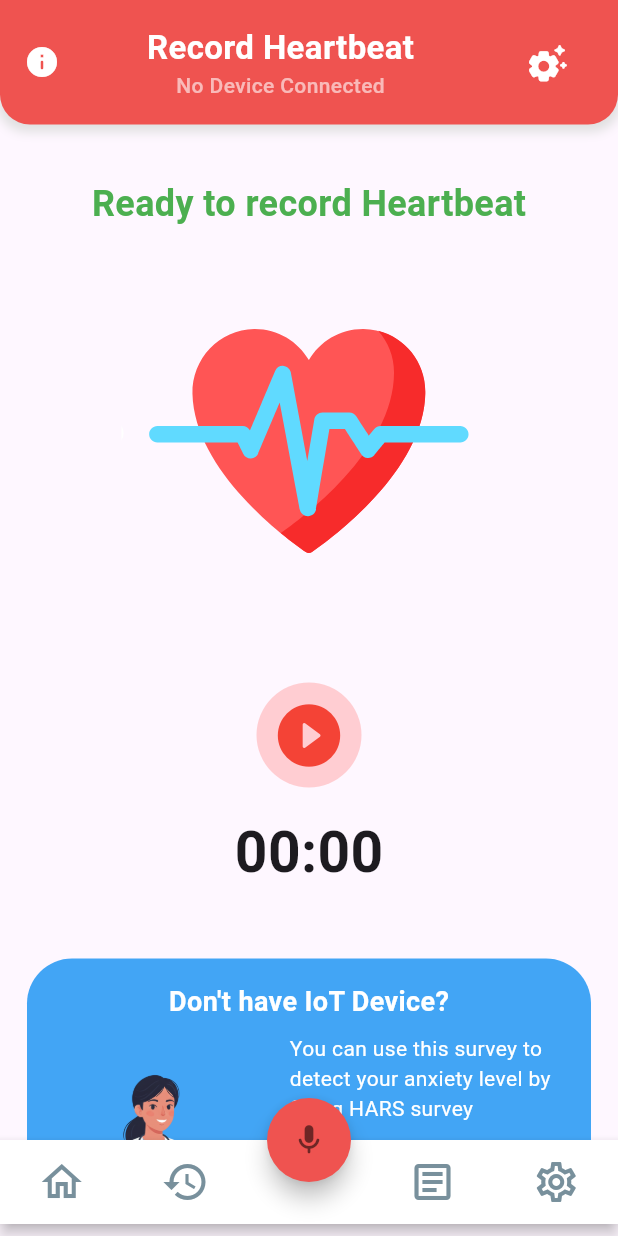
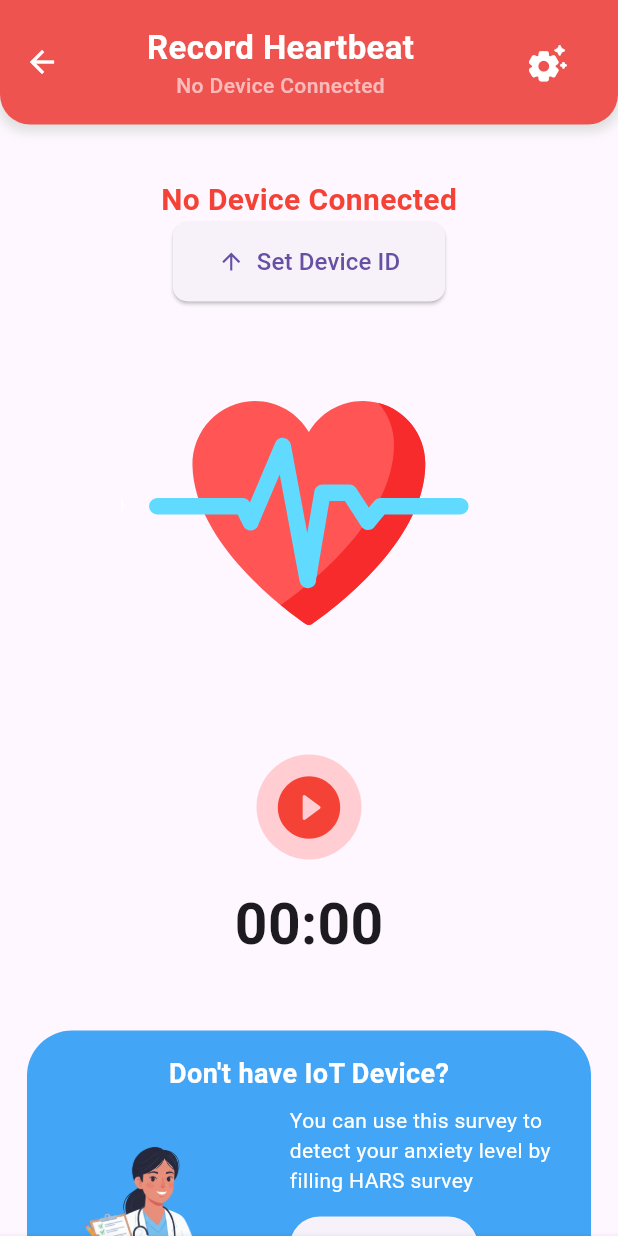
Before and after one commit to erichutabarat/cemas-project, a Flutter app: the DashboardLayout screen opened by its route, item 3 of the bottom bar chosen, after a tap on the "mic" icon, on a phone screen of 412 x 824 dp. Run offline on Flutter 3.47's test engine with Material 3 defaults, Android fonts, the phone set to English and light mode, and no system bars; our stand-ins replace equatable, flutter_bloc, font_awesome_flutter, lottie.

Commit message:
Mobile Feature(record): hide bottom navbar and fab on record screen

```diff
--- a/deteksi_cemas/lib/features/dashboard/dashboard_layout.dart
+++ b/deteksi_cemas/lib/features/dashboard/dashboard_layout.dart
@@ -24,10 +24,11 @@ class _DashboardLayoutState extends State<DashboardLayout>
   bool _isVisible = true; // State for bottom bar visibility
   double _previousScrollOffset = 0.0;
 
-  final List<Widget Function(ScrollController? controller)> _pageBuilders = [
+  List<Widget Function(ScrollController? controller)> get _pageBuilders => [
     (controller) => HomeScreen(controller: controller),
     (controller) => HistoryScreen(controller: controller),
-    (controller) => RecordScreen(controller: controller),
+    (controller) =>
+        RecordScreen(controller: controller, backtohome: backToHomescreen),
     (controller) => ArticleScreen(controller: controller),
     (controller) => SettingScreen(controller: controller),
   ];
@@ -46,6 +47,12 @@ class _DashboardLayoutState extends State<DashboardLayout>
       begin: Offset.zero,
       end: const Offset(0, 2),
     ).animate(_fabAnimationController);
+
+    // Initial state setup: Home (Index 0) is visible
+    _fabAnimationController.forward();
+    _isVisible = true;
+
+    // Listen for scroll changes only on scrollable pages (like Home)
     _scrollController.addListener(_scrollListener);
   }
 
@@ -58,31 +65,28 @@ class _DashboardLayoutState extends State<DashboardLayout>
   }
 
   void _scrollListener() {
+    // CRITICAL FIX: Do not run scroll logic on the Record Screen
+    if (_currentPage == 2) return;
+
     double currentScrollOffset = _scrollController.offset;
+    const double scrollBuffer = 50.0;
 
     // --- Scrolling Down (HIDE) ---
-    // Ensure we've scrolled past a small buffer (50.0) to prevent accidental hides
     if (currentScrollOffset > _previousScrollOffset &&
-        currentScrollOffset > 50.0) {
+        currentScrollOffset > scrollBuffer) {
       if (_isVisible) {
-        // 1. Start the hide animation (slide out)
-        _fabAnimationController.forward();
-
-        // 2. Update state to reflect hidden status
+        _fabAnimationController.forward(); // Hide FAB (slide out)
         setState(() {
-          _isVisible = false;
+          _isVisible = false; // Hide Nav Bar
         });
       }
     }
     // --- Scrolling Up (SHOW) ---
     else if (currentScrollOffset < _previousScrollOffset) {
       if (!_isVisible) {
-        // 1. Start the show animation (slide in)
-        _fabAnimationController.reverse();
-
-        // 2. Update state to reflect visible status
+        _fabAnimationController.reverse(); // Show FAB (slide in)
         setState(() {
-          _isVisible = true;
+          _isVisible = true; // Show Nav Bar
         });
       }
     }
@@ -100,22 +104,71 @@ class _DashboardLayoutState extends State<DashboardLayout>
     });
 
     // 2. Add your desired delay (e.g., 500 milliseconds)
-    await Future.delayed(const Duration(milliseconds: 500));
+    await Future.delayed(const Duration(milliseconds: 300));
 
     // 3. Update page index and end loading state
     setState(() {
       _currentPage = index;
       _isLoading = false;
     });
+
+    // 4. CRITICAL FIX: Control visibility immediately after page switch
+    if (index == 2) {
+      // Record Screen selected (Index 2): Hide nav bar and animate FAB out
+      setState(() {
+        _isVisible = false;
+      });
+      _fabAnimationController.animateTo(1.0); // Animate to end (hidden)
+    } else {
+      // Any other screen selected: Show nav bar and animate FAB in
+      setState(() {
+        _isVisible = true;
+      });
+      _fabAnimationController.animateBack(0.0); // Animate to start (visible)
+    }
   }
 
   @override
   Widget build(BuildContext context) {
-    return Scaffold(
+    return PopScope(
+      // 1. canPop: This is TRUE for ALL screens EXCEPT the Record Screen (Index 2).
+      //    - Index 0, 1, 3, 4: canPop is TRUE, so the back button proceeds to exit the app.
+      //    - Index 2: canPop is FALSE, so the default exit is blocked, and we execute custom logic.
+      canPop: _currentPage != 2,
+
+      // 2. onPopInvokedWithResult: The callback to run when a pop event is triggered.
+      onPopInvokedWithResult: (didPop, result) {
+        // If didPop is true, it means canPop was true (we allowed the default pop),
+        // so we don't need to do anything else.
+        if (didPop) return;
+
+        // EXECUTES ONLY WHEN on Index 2 (RecordScreen)
+        // Since canPop was FALSE, we are guaranteed to be on the RecordScreen.
+
+        // Custom logic: Switch back to the default tab (Index 0)
+        setState(() {
+          _currentPage = 0;
+          _isVisible = true;
+        });
+
+        // IMPORTANT FIX: Animate FAB back in
+        _fabAnimationController.animateBack(0.0);
+
+        // Show a temporary message
+        ScaffoldMessenger.of(context).showSnackBar(
+          const SnackBar(
+            content: Text('Returned to Home from Record Screen!'),
+            duration: Duration(milliseconds: 1500),
+          ),
+        );
+      },
+      child: Scaffold(
         resizeToAvoidBottomInset: false,
         body: Container(
           child: _isLoading
-            ? const Center(child: CircularProgressIndicator(color: Colors.red))
+              ? const Center(
+                  child: CircularProgressIndicator(color: Colors.red),
+                )
               : Padding(
                   padding: const EdgeInsets.all(0),
                   child: SafeArea(
@@ -192,6 +245,13 @@ class _DashboardLayoutState extends State<DashboardLayout>
             child: const Icon(Icons.mic_rounded, color: Colors.black54),
           ),
         ),
+      ),
     );
   }
+
+  void backToHomescreen() {
+    setState(() {
+      _currentPage = 0;
+    });
   }
+}
--- a/deteksi_cemas/lib/features/dashboard/presentation/screens/record_screen.dart
+++ b/deteksi_cemas/lib/features/dashboard/presentation/screens/record_screen.dart
@@ -8,14 +8,15 @@ import 'package:flutter/material.dart';
 
 class RecordScreen extends StatefulWidget {
   final ScrollController? controller;
-  const RecordScreen({super.key, this.controller});
+  final void Function() backtohome;
+  const RecordScreen({super.key, this.controller, required this.backtohome});
 
   @override
   State<RecordScreen> createState() => _RecordScreenState();
 }
 
 class _RecordScreenState extends State<RecordScreen> {
-  final bool _deviceConnected = true;
+  final bool _deviceConnected = false;
   late RecordStatus _recordStatus = RecordStatus.idle;
 
   // State variables
@@ -63,7 +64,10 @@ class _RecordScreenState extends State<RecordScreen> {
                 child: Row(
                   mainAxisAlignment: MainAxisAlignment.spaceBetween,
                   children: [
-                    Icon(Icons.info_rounded, color: Colors.white),
+                    GestureDetector(
+                      onTap: widget.backtohome,
+                      child: Icon(Icons.arrow_back, color: Colors.white),
+                    ),
                     SizedBox(width: 8),
                     Column(
                       children: [
@@ -76,7 +80,9 @@ class _RecordScreenState extends State<RecordScreen> {
                           ),
                         ),
                         Text(
-                          "No Device Connected",
+                          !_deviceConnected
+                              ? "No Device Connected"
+                              : "Device Connected",
                           style: TextStyle(
                             color: Colors.white60,
                             fontSize: 14,
@@ -111,16 +117,51 @@ class _RecordScreenState extends State<RecordScreen> {
               SizedBox(height: 36),
 
               // IoT Device Status
-              Text(
-                _deviceConnected
-                    ? "Ready to record Heartbeat"
-                    : "No Device Connected",
-                style: TextStyle(
-                  fontSize: 24,
-                  fontWeight: FontWeight.w600,
-                  color: _deviceConnected ? Colors.green : Colors.red,
+              if (!_deviceConnected)
+                Column(
+                  children: [
+                    Text(
+                      "No Device Connected",
+                      style: TextStyle(
+                        fontSize: 20,
+                        fontWeight: FontWeight.w600,
+                        color: Colors.red,
+                      ),
+                    ),
+                    ElevatedButton.icon(
+                      // The onPressed callback is clean: it just calls the helper function
+                      onPressed: () => _showBottomSheet(context),
+                      icon: const Icon(Icons.arrow_upward),
+                      label: const Text(
+                        'Set Device ID',
+                        style: TextStyle(fontSize: 16),
+                      ),
+                      style: ElevatedButton.styleFrom(
+                        padding: const EdgeInsets.symmetric(
+                          horizontal: 30,
+                          vertical: 15,
+                        ),
+                        shape: RoundedRectangleBorder(
+                          borderRadius: BorderRadius.circular(10),
+                        ),
+                      ),
+                    ),
+                  ],
                 ),
-              ),
+              if (_deviceConnected)
+                Column(
+                  children: [
+                    Text(
+                      "Device Connected, Ready to record!",
+                      style: TextStyle(
+                        fontSize: 20,
+                        fontWeight: FontWeight.w600,
+                        color: Colors.green,
+                      ),
+                    ),
+                  ],
+                ),
+
               SizedBox(height: 16),
 
               // Heartbeat animation
@@ -344,6 +385,53 @@ class _RecordScreenState extends State<RecordScreen> {
 
     return '$minutesStr:$secondsStr';
   }
+
+  // Example code snippet
+  void _showBottomSheet(BuildContext context) {
+    // Calling the Flutter function to show a modal overlay from the bottom
+    showModalBottomSheet<void>(
+      context: context,
+      // Optional: Add a nice rounded shape to the top corners
+      shape: const RoundedRectangleBorder(
+        borderRadius: BorderRadius.vertical(top: Radius.circular(20)),
+      ),
+      // The builder function returns the widget that will be inside the sheet
+      builder: (BuildContext sheetContext) {
+        // We use Padding and a Column to organize the content
+        return Padding(
+          padding: const EdgeInsets.all(20.0),
+          child: Column(
+            // Use MainAxisSize.min to ensure the sheet only takes the necessary height
+            mainAxisSize: MainAxisSize.min,
+            crossAxisAlignment: CrossAxisAlignment.stretch,
+            children: <Widget>[
+              const Text(
+                'Setup IoT Device ID!',
+                style: TextStyle(fontSize: 18, fontWeight: FontWeight.bold),
+                textAlign: TextAlign.center,
+              ),
+              const SizedBox(height: 16),
+              const Text(
+                'This content was rendered by the separate _showBottomSheet function.',
+                textAlign: TextAlign.center,
+              ),
+              const SizedBox(height: 24),
+              // Button to explicitly dismiss the sheet
+              ElevatedButton(
+                onPressed: () => Navigator.pop(sheetContext),
+                style: ElevatedButton.styleFrom(
+                  backgroundColor: Theme.of(context).primaryColor,
+                  foregroundColor: Colors.white,
+                  padding: const EdgeInsets.symmetric(vertical: 12),
+                ),
+                child: const Text('Save'),
+              ),
+            ],
+          ),
+        );
+      },
+    );
+  }
 }
 
 enum RecordStatus { idle, recording, recorded, sent }
```
Lines whose indentation alone changed are shown as unchanged.
